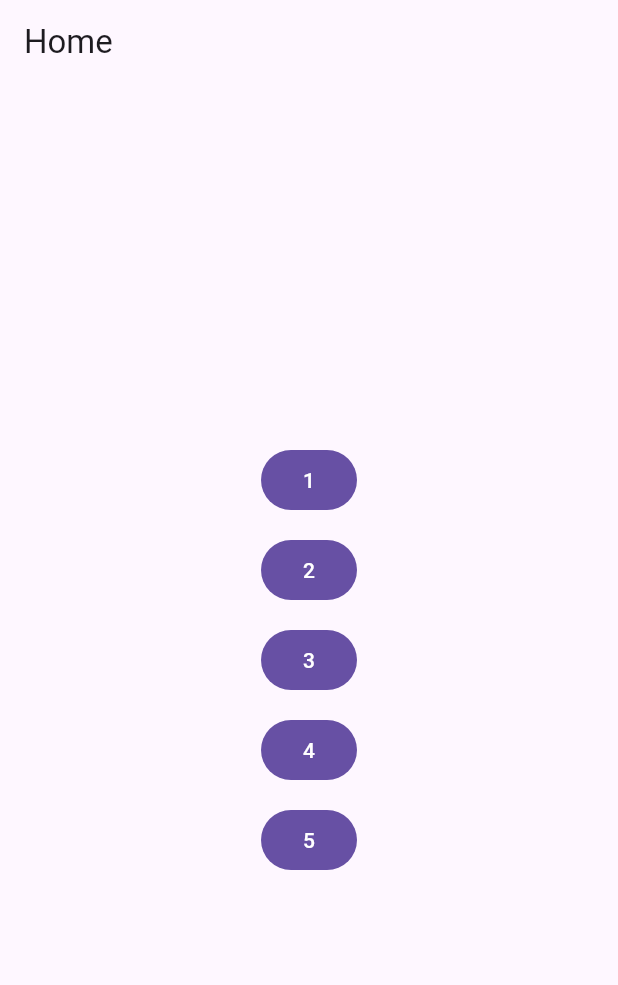
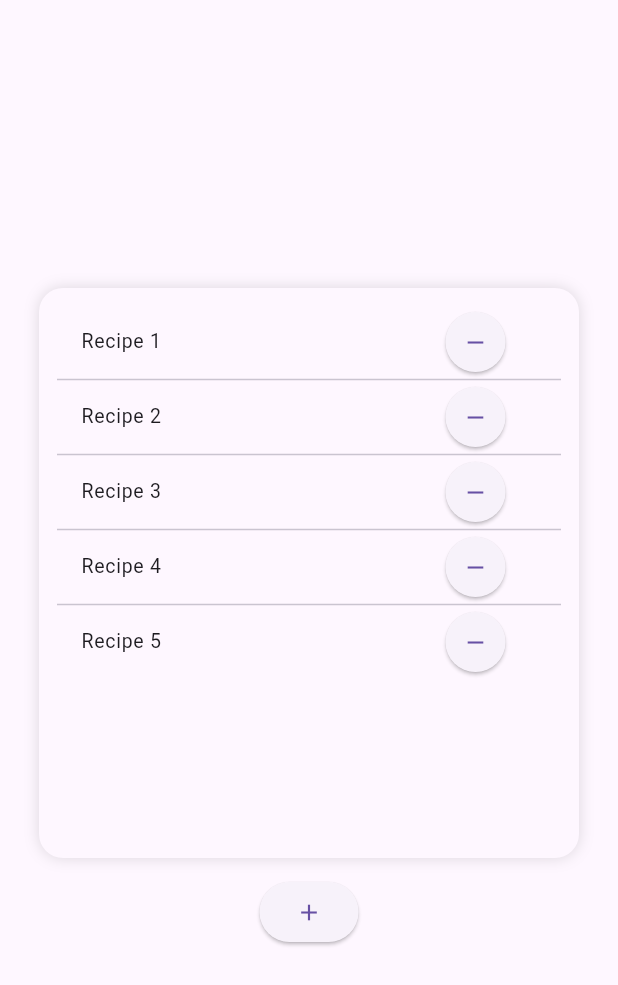
Before and after one commit to MasonMathias/RecipeBookProject, a Flutter app: the screen it shows after launch, on a phone screen of 412 x 824 dp. Shown: the top 985 px of the screen. Run offline on Flutter 3.47's test engine with Material 3 defaults, Android fonts, the light colour scheme and no system bars.

Commit message:
Finished changing the home_screen UI to be like CW3 UI Added recipe adding functionality

```diff
--- a/lib/details_screen.dart
+++ b/lib/details_screen.dart
@@ -1,4 +1,5 @@
 import 'package:flutter/material.dart';
+import 'recipe_store.dart';
 
 class RecipeDetails {
   final List<String> nutritionFacts;
@@ -67,7 +68,9 @@
 
   @override
   Widget build(BuildContext context) {
-    final data = kRecipeDetailsById[id];
+    RecipeStore.init(kRecipeDetailsById);
+
+    final data = RecipeStore.I.getById(id);
 
     return Scaffold(
       appBar: AppBar(title: Text(title)),
--- a/lib/home_screen.dart
+++ b/lib/home_screen.dart
@@ -1,54 +1,103 @@
 import 'package:flutter/material.dart';
+import 'details_screen.dart';
+import 'recipe_store.dart';
 
-class HomeScreen extends StatelessWidget {
+class HomeScreen extends StatefulWidget {
   const HomeScreen({super.key});
+  @override
+  State<HomeScreen> createState() => _HomeScreenState();
+}
+
+class _HomeScreenState extends State<HomeScreen> {
+  final List<_RecipeItem> _recipes = List.generate(
+    5,
+    (i) => _RecipeItem(id: '${i + 1}', title: 'Recipe ${i + 1}'),
+  );
+
+  @override
+  void initState() {
+    super.initState();
+    RecipeStore.init(kRecipeDetailsById);
+  }
 
   void _goToDetails(BuildContext context, String id, String title) {
-    Navigator.pushNamed(
-      context,
-      '/details',
-      arguments: {'id': id, 'title': title},
-    );
+    Navigator.pushNamed(context, '/details', arguments: {'id': id, 'title': title});
+  }
+
+  Future<void> _goToAdd() async {
+    final result = await Navigator.pushNamed(context, '/add');
+    if (!mounted) return;
+
+    if (result is Map && result['details'] is RecipeDetails && result['title'] is String) {
+      final details = result['details'] as RecipeDetails;
+      final title = (result['title'] as String).trim();
+
+      final added = RecipeStore.I.add(details, title: title);
+      setState(() {
+        _recipes.add(_RecipeItem(id: added.id, title: added.title));
+      });
+      _goToDetails(context, added.id, added.title);
+    }
+  }
+
+  void _removeAt(int index) {
+    setState(() => _recipes.removeAt(index));
   }
 
   @override
   Widget build(BuildContext context) {
     return Scaffold(
-      appBar: AppBar(title: const Text('Home')),
       body: Center(
-        child: Padding(
-          padding: const EdgeInsets.all(16),
-          child: Column(
-            mainAxisSize: MainAxisSize.min,
-            children: [
-              FilledButton(
-                onPressed: () => _goToDetails(context, '1', 'Recipe 1'),
-                child: const Text('1'),
+        child: Column(
+          mainAxisSize: MainAxisSize.min,
+          children: [
+            Container(
+              constraints: const BoxConstraints(maxWidth: 360, maxHeight: 380),
+              padding: const EdgeInsets.all(12),
+              decoration: BoxDecoration(
+                color: Theme.of(context).colorScheme.surface,
+                borderRadius: BorderRadius.circular(16),
+                boxShadow: const [BoxShadow(blurRadius: 8, color: Color(0x22000000))],
               ),
-              const SizedBox(height: 12),
-              FilledButton(
-                onPressed: () => _goToDetails(context, '2', 'Recipe 2'),
-                child: const Text('2'),
+              child: Scrollbar(
+                child: ListView.separated(
+                  itemCount: _recipes.length,
+                  separatorBuilder: (_, __) => const Divider(height: 2),
+                  itemBuilder: (context, i) {
+                    final r = _recipes[i];
+                    return ListTile(
+                      dense: true,
+                      title: Text(r.title),
+                      onTap: () => _goToDetails(context, r.id, r.title),
+                      trailing: Tooltip(
+                        message: 'Delete',
+                        child: ElevatedButton(
+                          style: ElevatedButton.styleFrom(shape: const CircleBorder()),
+                          onPressed: () => _removeAt(i),
+                          child: const Icon(Icons.remove),
+                        ),
+                      ),
+                    );
+                  },
+                ),
               ),
-              const SizedBox(height: 12),
-              FilledButton(
-                onPressed: () => _goToDetails(context, '3', 'Recipe 3'),
-                child: const Text('3'),
-              ),
-              const SizedBox(height: 12),
-              FilledButton(
-                onPressed: () => _goToDetails(context, '4', 'Recipe 4'),
-                child: const Text('4'),
-              ),
-              const SizedBox(height: 12),
-              FilledButton(
-                onPressed: () => _goToDetails(context, '5', 'Recipe 5'),
-                child: const Text('5'),
-              ),
-            ],
-          ),
+            ),
+            const SizedBox(height: 12),
+            Row(
+              mainAxisAlignment: MainAxisAlignment.center,
+              children: [
+                ElevatedButton(onPressed: _goToAdd, child: const Icon(Icons.add)),
+              ],
+            ),
+          ],
         ),
       ),
     );
   }
 }
+
+class _RecipeItem {
+  final String id;
+  final String title;
+  _RecipeItem({required this.id, required this.title});
+}
--- a/lib/main.dart
+++ b/lib/main.dart
@@ -1,6 +1,7 @@
 import 'package:flutter/material.dart';
 import 'home_screen.dart';
 import 'details_screen.dart';
+import 'add_screen.dart';
 
 void main() => runApp(const MyApp());
 
@@ -18,6 +19,11 @@
             builder: (_) => DetailsScreen(id: args['id']!, title: args['title']!),
           );
         }
+        if (settings.name == '/add') {
+          return MaterialPageRoute(
+            builder: (_) => const AddScreen()
+          );
+        }
         return MaterialPageRoute(builder: (_) => const HomeScreen());
       },
     );
--- /dev/null
+++ b/lib/recipe_store.dart
@@ -0,0 +1,39 @@
+import 'details_screen.dart';
+import 'dart:collection';
+
+class RecipeStore {
+  RecipeStore._(this._defaults);
+  static RecipeStore? _inst;
+
+  final Map<String, RecipeDetails> _defaults;
+  final Map<String, RecipeDetails> _user = {};
+  final Map<String, String> _userTitles = {};
+  int _nextId = 6;
+
+  static RecipeStore init(Map<String, RecipeDetails> defaults) {
+    _inst ??= RecipeStore._(defaults);
+    return _inst!;
+  }
+
+  static RecipeStore get I => _inst!;
+
+  RecipeDetails? getById(String id) => _user[id] ?? _defaults[id];
+
+  ({String id, String title}) add(RecipeDetails details, {required String title}) {
+    final id = (_nextId++).toString();
+    _userTitles[id] = title;
+    _user[id] = details;
+    return (id: id, title: title);
+  }
+
+  UnmodifiableListView<({String id, String title})> allTitles() {
+    final items = <({String id, String title})>[];
+    for (final id in _defaults.keys) {
+      items.add((id: id, title: 'Recipe $id'));
+    }
+    for (final id in _user.keys) {
+      items.add((id: id, title: 'Recipe $id'));
+    }
+    return UnmodifiableListView(items);
+  }
+}
```
Also changed, not shown: lib/add_screen.dart (added, +151 -0 lines).
